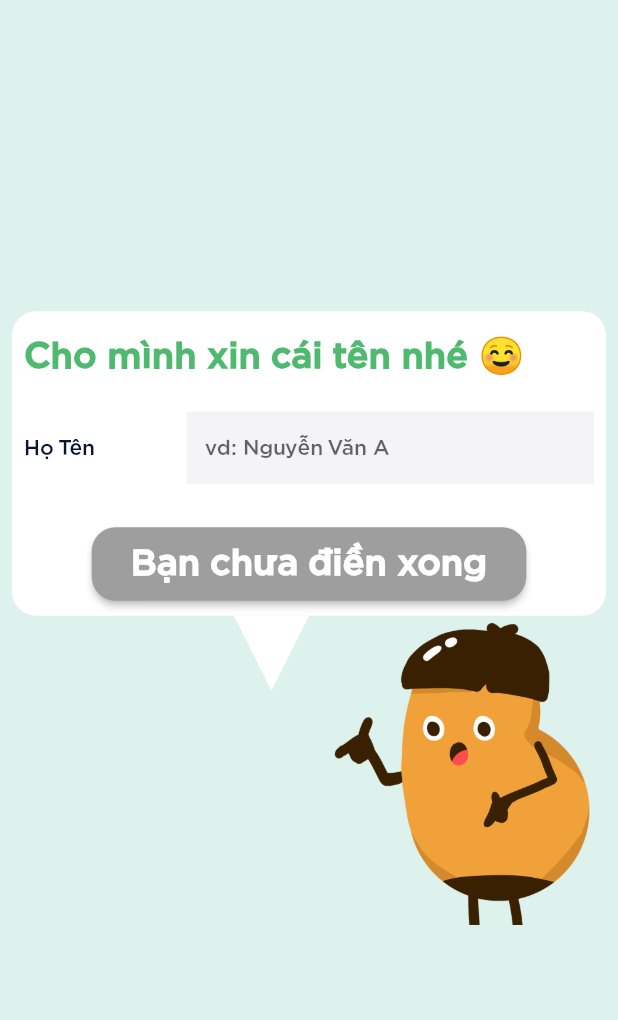
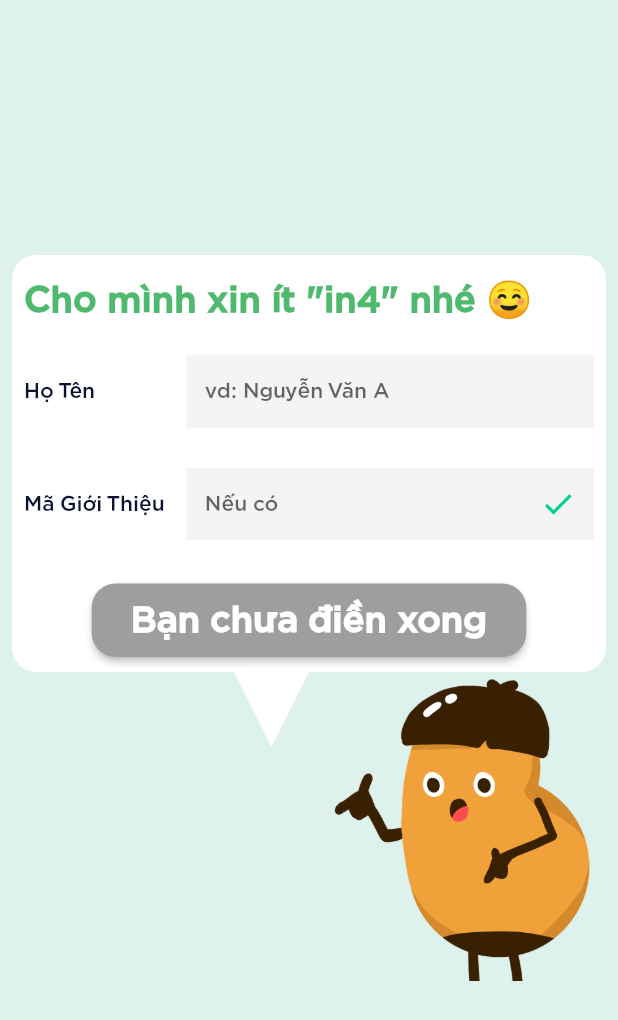
Before and after one commit to nguyenduong9799/beanoi-mobile, a Flutter app: the SignUp screen opened by its route, on a phone screen of 412 x 824 dp. Shown: the top 1020 px of the screen. Run offline on Flutter 3.47's test engine with Material 2 defaults, Android fonts, the phone set to English and light mode, and no system bars; drawn by our look-alikes of reactive_forms; our stand-ins replace animated_text_kit, cached_network_image, dio, expandable, firebase_analytics, firebase_auth and 18 more; missing offline and left inert: animator; accounts and stored records are empty; statements that could not run were skipped.

Commit message:
feat: add ref field when signup

```diff
--- a/lib/View/signup.dart
+++ b/lib/View/signup.dart
@@ -21,6 +21,7 @@ class _SignUpState extends State<SignUp> {
     'name': FormControl(validators: [
       Validators.required,
     ], touched: false),
+    'ref_code': FormControl(touched: false),
   });
 
   @override
@@ -53,11 +54,12 @@ class _SignUpState extends State<SignUp> {
                       crossAxisAlignment: CrossAxisAlignment.start,
                       children: [
                         // HELLO SECTION
-                        Text("Cho mình xin cái tên nhé ☺",
+                        Text("Cho mình xin ít \"in4\" nhé ☺",
                             style: Get.theme.textTheme.headline1),
                         SizedBox(height: 16),
                         // FORM ITEM
                         FormItem("Họ Tên", "vd: Nguyễn Văn A", "name"),
+                        FormItem("Mã Giới Thiệu", "Nếu có", "ref_code"),
 
                         //SIGN UP BUTTON
                         ReactiveFormConsumer(builder: (context, form, child) {
```
